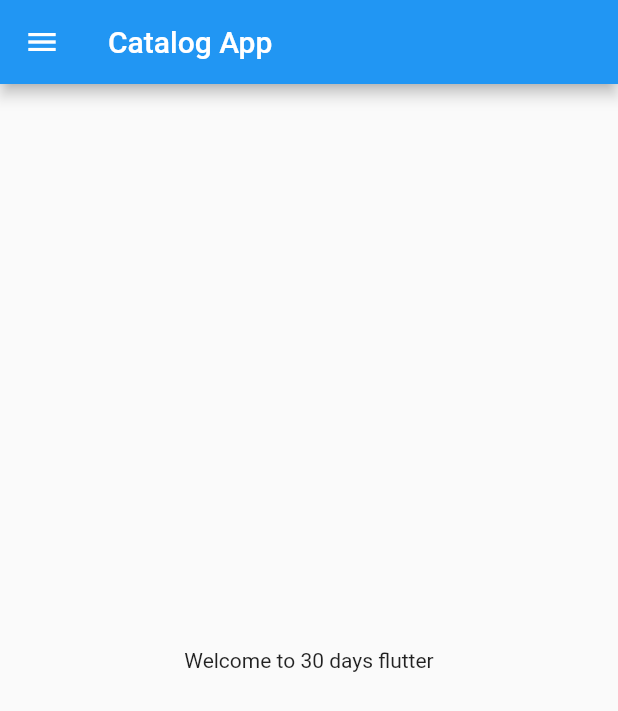
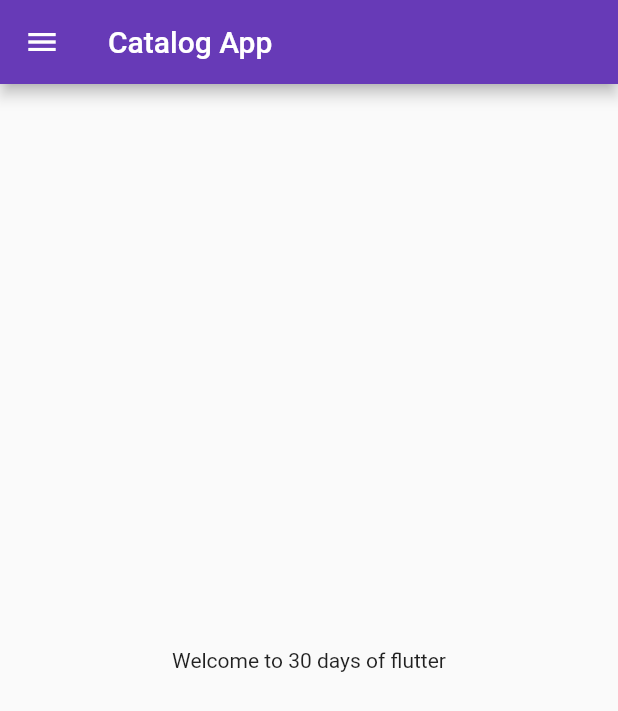
Before and after one commit to seen2/first_flutter, a Flutter app: the screen it shows after launch, on a phone screen of 412 x 824 dp. Shown: the top 711 px of the screen. Run offline on Flutter 3.47's test engine with Material 2 defaults, Android fonts, the phone set to English and light mode, and no system bars.

Commit message:
Day-3-routes, Texts Completed

```diff
--- a/lib/main.dart
+++ b/lib/main.dart
@@ -1,5 +1,7 @@
 import 'package:flutter/material.dart';
-import 'package:hello_world/HomePage.dart';
+
+import 'package:hello_world/screens/HomeScreen.dart';
+import 'package:hello_world/screens/LoginScreen.dart';
 
 main(List<String> args) {
   runApp(MyApp());
@@ -10,6 +12,17 @@ class MyApp extends StatelessWidget {
 
   @override
   Widget build(BuildContext context) {
-    return MaterialApp(home: HomePage());
+    return MaterialApp(
+      // home: HomeScreen(),
+      theme: ThemeData(primarySwatch: Colors.deepPurple),
+      themeMode: ThemeMode.light,
+      darkTheme: ThemeData(brightness: Brightness.dark),
+      initialRoute: "/home",
+      routes: {
+        "/": (context) => LoginScreen(),
+        "/home": (context) => HomeScreen(),
+        "/login": (context) => LoginScreen(),
+      },
+    );
   }
 }
--- a/lib/HomePage.dart
+++ b/lib/screens/HomeScreen.dart
@@ -1,7 +1,7 @@
 import 'package:flutter/material.dart';
 
-class HomePage extends StatelessWidget {
-  const HomePage({Key? key}) : super(key: key);
+class HomeScreen extends StatelessWidget {
+  const HomeScreen({Key? key}) : super(key: key);
 
   @override
   Widget build(BuildContext context) {
@@ -11,7 +11,7 @@ class HomePage extends StatelessWidget {
       ),
       body: Center(
           child: Container(
-        child: Text("Welcome to 30 days flutter"),
+        child: Text("Welcome to 30 days of flutter"),
       )),
       drawer: Drawer(),
     );
```
Also changed, not shown: lib/screens/LoginScreen.dart (added, +16 -0 lines).
